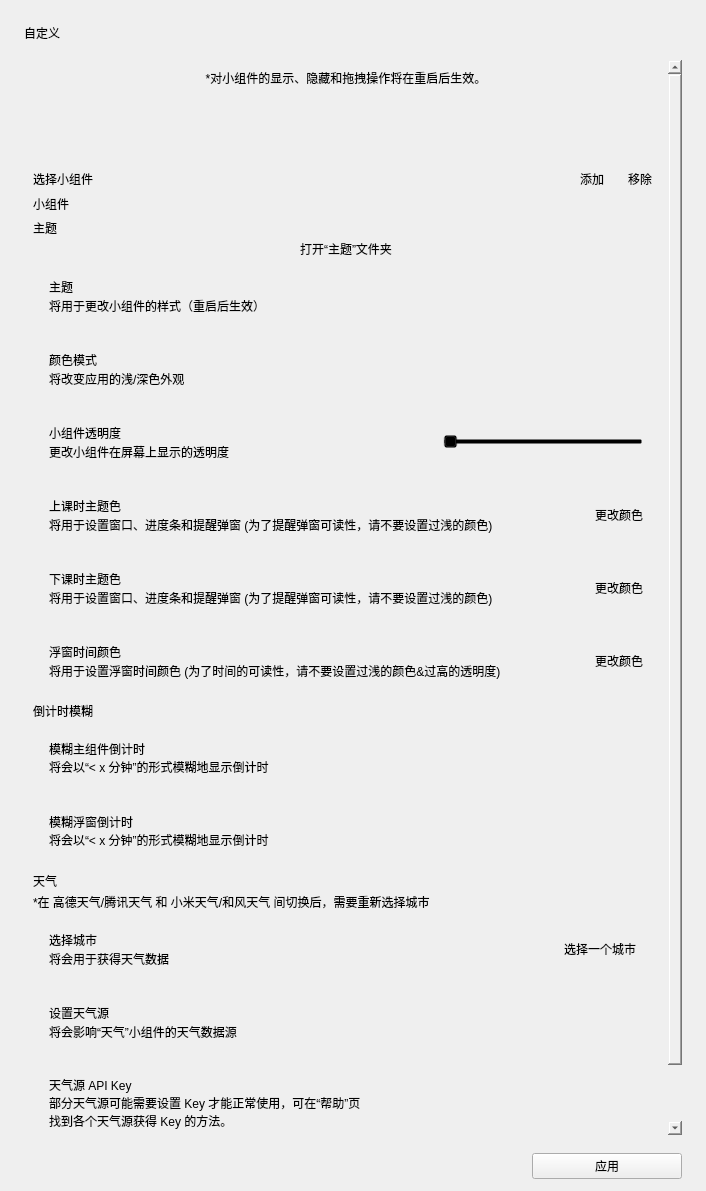
First picture: the form in view/menu/custom.ui, repository baiyao105/Class-Widgets, before the edit.
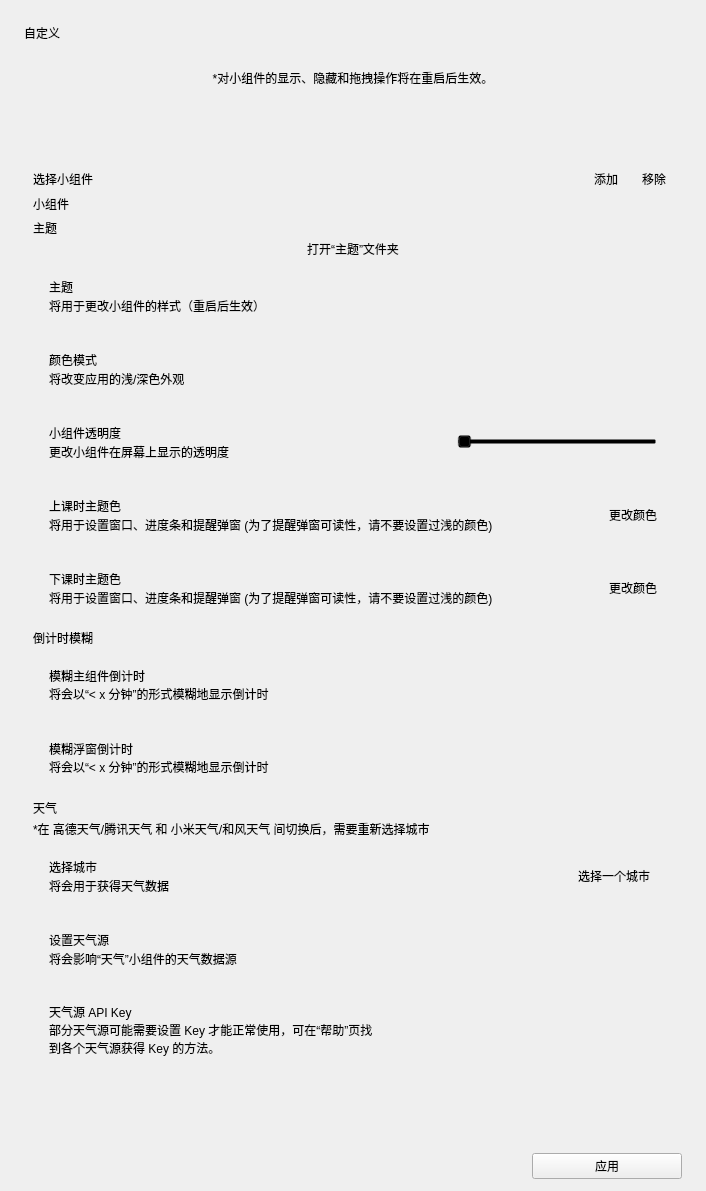
Second picture: the form after the edit. Custom widgets are drawn as their Qt base class.

Commit message: chore: 开关提示改为中文

```diff
--- a/view/menu/custom.ui
+++ b/view/menu/custom.ui
@@ -578,81 +578,6 @@
            </layout>
           </widget>
          </item>
-         <item>
-          <widget class="CardWidget" name="CardWidget_13">
-           <property name="minimumSize">
-            <size>
-             <width>0</width>
-             <height>70</height>
-            </size>
-           </property>
-           <layout class="QHBoxLayout" name="horizontalLayout_15">
-            <property name="leftMargin">
-             <number>16</number>
-            </property>
-            <property name="topMargin">
-             <number>16</number>
-            </property>
-            <property name="rightMargin">
-             <number>16</number>
-            </property>
-            <property name="bottomMargin">
-             <number>16</number>
-            </property>
-            <item>
-             <layout class="QVBoxLayout" name="verticalLayout_19">
-              <property name="spacing">
-               <number>0</number>
-              </property>
-              <item>
-               <widget class="StrongBodyLabel" name="StrongBodyLabel_13">
-                <property name="text">
-                 <string>浮窗时间颜色</string>
-                </property>
-               </widget>
-              </item>
-              <item>
-               <widget class="CaptionLabel" name="CaptionLabel_14">
-                <property name="text">
-                 <string>将用于设置浮窗时间颜色 (为了时间的可读性，请不要设置过浅的颜色&amp;过高的透明度)</string>
-                </property>
-                <property name="wordWrap">
-                 <bool>true</bool>
-                </property>
-                <property name="lightColor" stdset="0">
-                 <color alpha="150">
-                  <red>0</red>
-                  <green>0</green>
-                  <blue>0</blue>
-                 </color>
-                </property>
-                <property name="darkColor" stdset="0">
-                 <color alpha="200">
-                  <red>255</red>
-                  <green>255</green>
-                  <blue>255</blue>
-                 </color>
-                </property>
-               </widget>
-              </item>
-             </layout>
-            </item>
-            <item>
-             <widget class="PushButton" name="set_fc_color_2">
-              <property name="sizePolicy">
-               <sizepolicy hsizetype="Maximum" vsizetype="Fixed">
-                <horstretch>0</horstretch>
-                <verstretch>0</verstretch>
-               </sizepolicy>
-              </property>
-              <property name="text">
-               <string>更改颜色</string>
-              </property>
-             </widget>
-            </item>
-           </layout>
-          </widget>
-         </item>
         </layout>
        </item>
        <item>
@@ -1126,11 +1051,31 @@
   </layout>
  </widget>
  <customwidgets>
+  <customwidget>
+   <class>ComboBox</class>
+   <extends>QPushButton</extends>
+   <header>qfluentwidgets</header>
+  </customwidget>
   <customwidget>
    <class>PushButton</class>
    <extends>QPushButton</extends>
    <header>qfluentwidgets</header>
   </customwidget>
+  <customwidget>
+   <class>PrimaryPushButton</class>
+   <extends>PushButton</extends>
+   <header>qfluentwidgets</header>
+  </customwidget>
+  <customwidget>
+   <class>SwitchButton</class>
+   <extends>QWidget</extends>
+   <header>qfluentwidgets</header>
+  </customwidget>
+  <customwidget>
+   <class>Slider</class>
+   <extends>QSlider</extends>
+   <header>qfluentwidgets</header>
+  </customwidget>
   <customwidget>
    <class>CardWidget</class>
    <extends>QFrame</extends>
@@ -1148,6 +1093,11 @@
    <extends>QLabel</extends>
    <header>qfluentwidgets</header>
   </customwidget>
+  <customwidget>
+   <class>BodyLabel</class>
+   <extends>QLabel</extends>
+   <header>qfluentwidgets</header>
+  </customwidget>
   <customwidget>
    <class>StrongBodyLabel</class>
    <extends>QLabel</extends>
@@ -1163,36 +1113,6 @@
    <extends>QLabel</extends>
    <header>qfluentwidgets</header>
   </customwidget>
-  <customwidget>
-   <class>ComboBox</class>
-   <extends>QPushButton</extends>
-   <header>qfluentwidgets</header>
-  </customwidget>
-  <customwidget>
-   <class>PrimaryPushButton</class>
-   <extends>PushButton</extends>
-   <header>qfluentwidgets</header>
-  </customwidget>
-  <customwidget>
-   <class>SwitchButton</class>
-   <extends>QWidget</extends>
-   <header>qfluentwidgets</header>
-  </customwidget>
-  <customwidget>
-   <class>Slider</class>
-   <extends>QSlider</extends>
-   <header>qfluentwidgets</header>
-  </customwidget>
-  <customwidget>
-   <class>CalendarPicker</class>
-   <extends>QPushButton</extends>
-   <header>qfluentwidgets</header>
-  </customwidget>
-  <customwidget>
-   <class>BodyLabel</class>
-   <extends>QLabel</extends>
-   <header>qfluentwidgets</header>
-  </customwidget>
   <customwidget>
    <class>HyperlinkLabel</class>
    <extends>QPushButton</extends>
```
Left out of the diff: 18 changed lines with no effect on the pictures.
